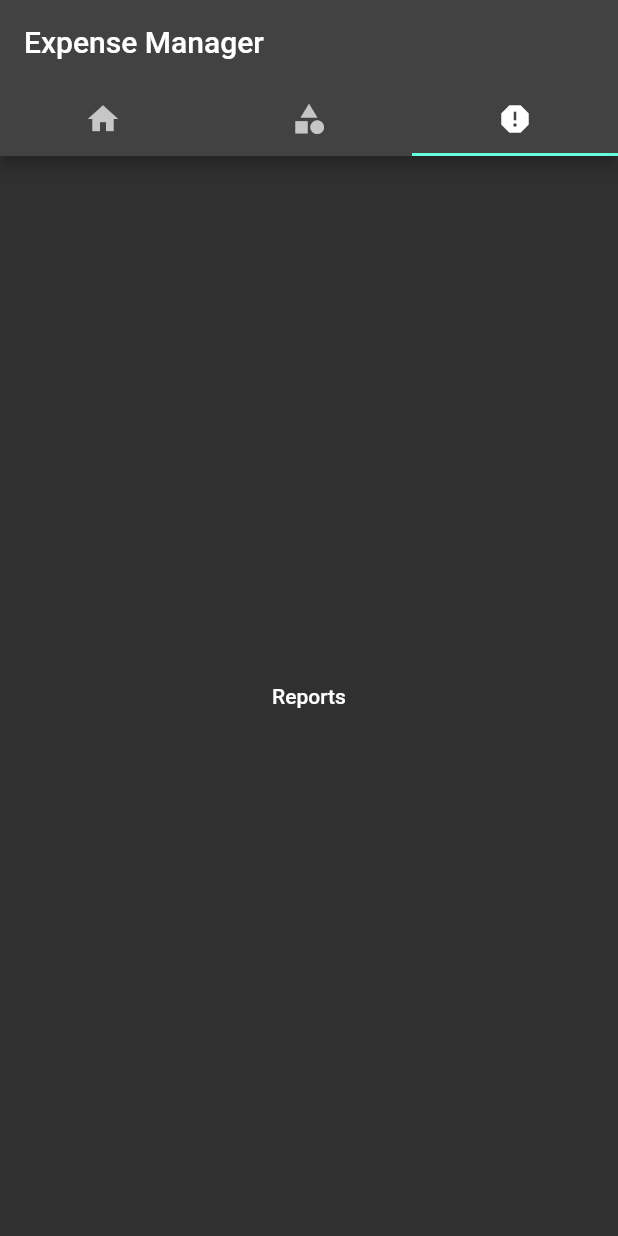
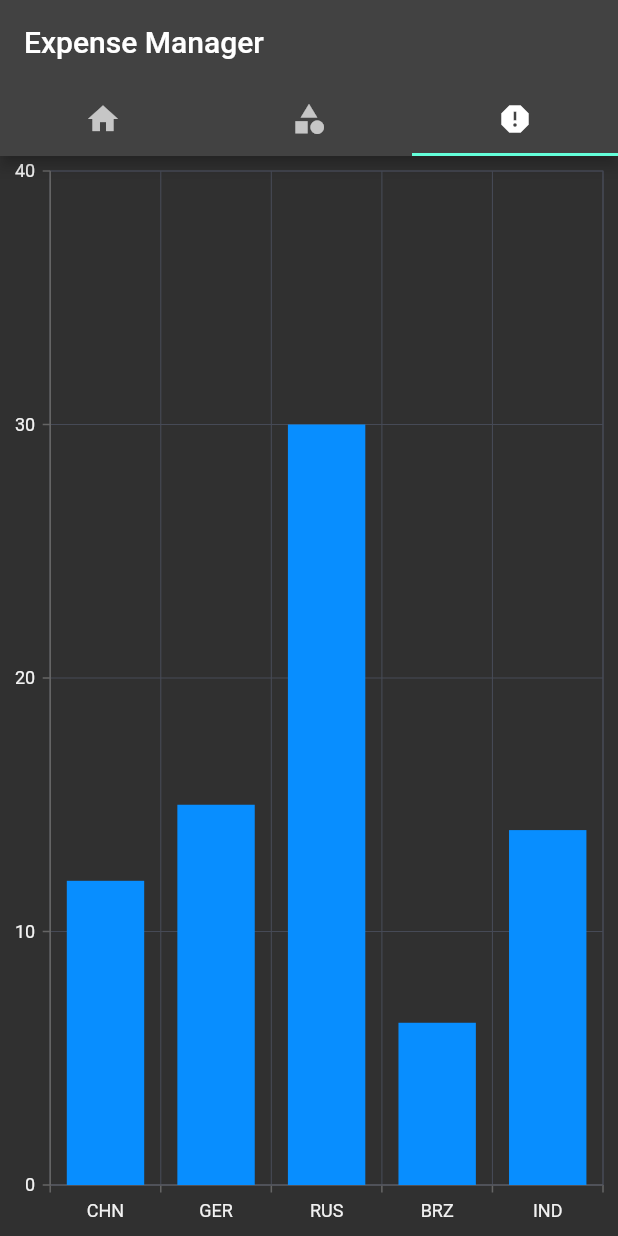
Before and after one commit to paulsseb/my_expenses, a Flutter app: the screen it shows after launch, tab 3 chosen, on a phone screen of 412 x 824 dp. Run offline on Flutter 3.47's test engine with Material 2 defaults, Android fonts, the phone set to English and light mode, and no system bars; our stand-ins replace built_collection, built_value, rxdart, sqflite, syncfusion_flutter_charts, syncfusion_flutter_datepicker; accounts and stored records are empty; generated files the repository leaves out were written again.

Commit message:
Added report page with sample graph

```diff
--- a/lib/db/services/expense_service.dart
+++ b/lib/db/services/expense_service.dart
@@ -31,9 +31,8 @@ class ExpenseService implements ExpenseServiceBase {
   @override
   Future<BuiltList<ExpenseModel>> getExpensesByDate(String selectedDate) async {
     var db = await OfflineDbProvider.provider.database;
-    //var res = await db.query("Expense");
-    var res = await db
-        .rawQuery('SELECT * FROM Expense WHERE date = ?', [selectedDate]);
+    var res = await db.query("Expense");
+    //var res = await db.rawQuery('SELECT * FROM Expense WHERE date = ?', [selectedDate]);
     if (res.isEmpty) return BuiltList();
 
     var list = BuiltList<ExpenseModel>();
--- a/lib/screens/add_expense.dart
+++ b/lib/screens/add_expense.dart
@@ -119,10 +119,7 @@ class _AddExpenseState extends State<AddExpense> {
                                   const Text('Date'),
                                   MaterialButton(
                                     child: Container(
-                                      child: _selectedDate == null
-                                          ? Text('Select a date')
-                                          : Text(
-                                              '${_selectedDate.month}-${_selectedDate.day}-${_selectedDate.year}'),
+                                      child: Text('Select a date'),
                                     ),
                                     onPressed: () {
                                       showDialog(
@@ -239,7 +236,9 @@ class _AddExpenseState extends State<AddExpense> {
 
   void selectionChanged(DateRangePickerSelectionChangedArgs args) {
     setState(() => _selectedDate = args.value);
-    if (args.value == null) return;
+    if (args.value == null) {
+      _selectedDate = DateTime.now();
+    }
     var date = expenseSnap.data;
     var upated = date.rebuild(
         (b) => b..date = DateFormat('yyyy-MM-dd').format(_selectedDate));
--- a/lib/screens/dashboard_page.dart
+++ b/lib/screens/dashboard_page.dart
@@ -172,7 +172,7 @@ class _DashboardPageState extends State<DashboardPage> {
                         style: Theme.of(context).textTheme.bodyLarge,
                       ),
                       subtitle: Text(
-                        expense.notes,
+                        "${expense.notes} - on ${expense.date}",
                       ),
                     ),
                   );
--- a/lib/screens/home_page.dart
+++ b/lib/screens/home_page.dart
@@ -1,4 +1,5 @@
 import 'package:my_expenses/screens/category.dart';
+import 'package:my_expenses/screens/report.dart';
 import 'package:my_expenses/screens/dashboard_page.dart';
 import 'package:flutter/material.dart';
 
@@ -40,11 +41,7 @@ class _HomePageState extends State<HomePage>
           children: <Widget>[
             const DashboardPage(),
             CategoryPage(),
-            Center(
-                child: Text(
-              "Reports",
-              style: Theme.of(context).textTheme.bodyText1,
-            ))
+            ReportPage(),
           ],
         ));
   }
--- /dev/null
+++ b/lib/screens/report.dart
@@ -0,0 +1,77 @@
+import 'package:built_collection/built_collection.dart';
+import 'package:my_expenses/models/expense_model.dart';
+import 'package:my_expenses/db/services/expense_service.dart';
+import 'package:my_expenses/blocs/expense_bloc.dart';
+import 'package:flutter/material.dart';
+import 'package:syncfusion_flutter_charts/charts.dart';
+
+class ReportPage extends StatefulWidget {
+  @override
+  _ReportPageState createState() => _ReportPageState();
+}
+
+class _ReportPageState extends State<ReportPage> {
+  ExpenseBloc _expenseBloc;
+  List<_ChartData> data;
+  TooltipBehavior _tooltip;
+
+  @override
+  initState() {
+    data = [
+      _ChartData('CHN', 12),
+      _ChartData('GER', 15),
+      _ChartData('RUS', 30),
+      _ChartData('BRZ', 6.4),
+      _ChartData('IND', 14)
+    ];
+    _tooltip = TooltipBehavior(enable: true);
+    super.initState();
+    _expenseBloc = ExpenseBloc(ExpenseService());
+  }
+
+  @override
+  Widget build(BuildContext context) {
+    return _getReportTab();
+  }
+
+  Widget _getReportTab() {
+    return Column(
+      children: <Widget>[
+// Stream builder allows auto update of UI i.e. when items in db list are deleted
+        StreamBuilder(
+          stream: _expenseBloc.expenseListSelectDateStream,
+          builder: (_, AsyncSnapshot<BuiltList<ExpenseModel>> expenseListSnap) {
+            if (!expenseListSnap.hasData) {
+              return const CircularProgressIndicator();
+            }
+
+            var lsCategories = expenseListSnap.data;
+
+            return Expanded(
+              child: SfCartesianChart(
+                  primaryXAxis: CategoryAxis(),
+                  primaryYAxis:
+                      NumericAxis(minimum: 0, maximum: 40, interval: 10),
+                  tooltipBehavior: _tooltip,
+                  series: <ChartSeries<_ChartData, String>>[
+                    ColumnSeries<_ChartData, String>(
+                        dataSource: data,
+                        xValueMapper: (_ChartData data, _) => data.x,
+                        yValueMapper: (_ChartData data, _) => data.y,
+                        name: 'Gold',
+                        color: Color.fromRGBO(8, 142, 255, 1))
+                  ]),
+            );
+          },
+        ),
+      ],
+    );
+  }
+}
+
+class _ChartData {
+  _ChartData(this.x, this.y);
+
+  final String x;
+  final double y;
+}
--- a/pubspec.yaml
+++ b/pubspec.yaml
@@ -42,6 +42,7 @@ dependencies:
   built_collection: ^5.1.1
   rxdart: ^0.27.7
   syncfusion_flutter_datepicker: ^20.3.61
+  syncfusion_flutter_charts: ^20.4.54
 
 dependency_overrides:
   gql: 0.14.0
```
Also changed, not shown: pubspec.lock, 1 other file.
